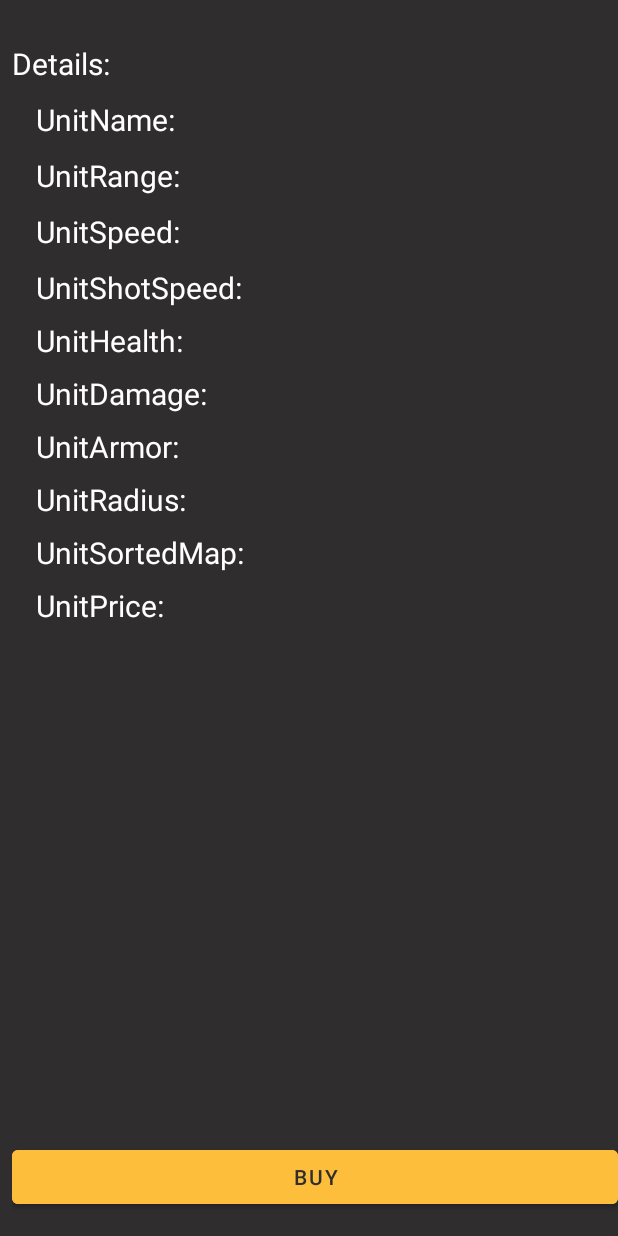
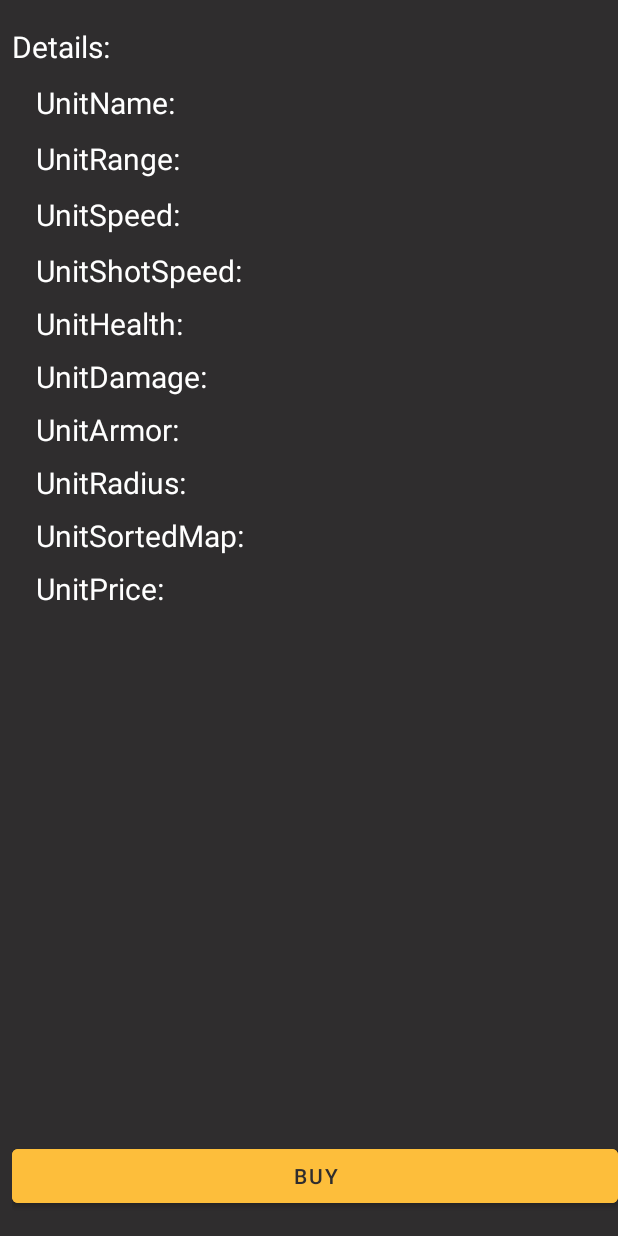
Before and after one commit to dolorsy/DoD, an Android app: the layout activity_unit_details.xml on its own in the app's theme, with its tools: preview values and no code run, on a phone screen of 412 x 824 dp. Run offline under Robolectric (Android 15) with nearby library versions, the phone set to English and light mode, and no system bars.

Commit message:
اللجمعة v2

```diff
--- a/app/src/main/java/com/dolor/destroyordefense/ShopActivity.java
+++ b/app/src/main/java/com/dolor/destroyordefense/ShopActivity.java
@@ -89,13 +89,13 @@ public class ShopActivity extends GeneralActivity {
         armor.setText("Price:                " + unit.getArmor());
 
         radius = v.findViewById(R.id.UnitRadius);
-        radius.setText("Radius:    " + unit.getRadius());
+        radius.setText("Radius:          " + unit.getRadius());
 
         sortedMap = v.findViewById(R.id.UnitSortedMap);
         sortedMap.setText("Targets:    " + unit.getSortMap());
 
         price = v.findViewById(R.id.UnitPrice);
-        price.setText("Price:                " + unit.getPrice());
+        price.setText("Price:              " + unit.getPrice());
 
         next = v.findViewById(R.id.buy);
         next.setOnClickListener((v2) -> {
--- a/app/src/main/res/layout/activity_unit_details.xml
+++ b/app/src/main/res/layout/activity_unit_details.xml
@@ -7,20 +7,20 @@
     android:background="@color/ColorQuickActionBackground"
     android:paddingLeft="8dp">
 
+
     <TextView
         android:id="@+id/UnitDetails"
         android:layout_width="match_parent"
+        android:layout_height="wrap_content"
         android:text="Details:"
-        android:layout_height="wrap_content"
         android:textColor="@color/ColorWhite"
         android:textSize="20sp"
         app:layout_constraintBottom_toBottomOf="parent"
         app:layout_constraintEnd_toEndOf="parent"
-        app:layout_constraintHorizontal_bias="0.061"
+        app:layout_constraintHorizontal_bias="0.0"
         app:layout_constraintStart_toStartOf="parent"
         app:layout_constraintTop_toTopOf="parent"
-        app:layout_constraintVertical_bias="0.036" />
-
+        app:layout_constraintVertical_bias="0.022" />
 
     <TextView
         android:id="@+id/UnitName"
```
